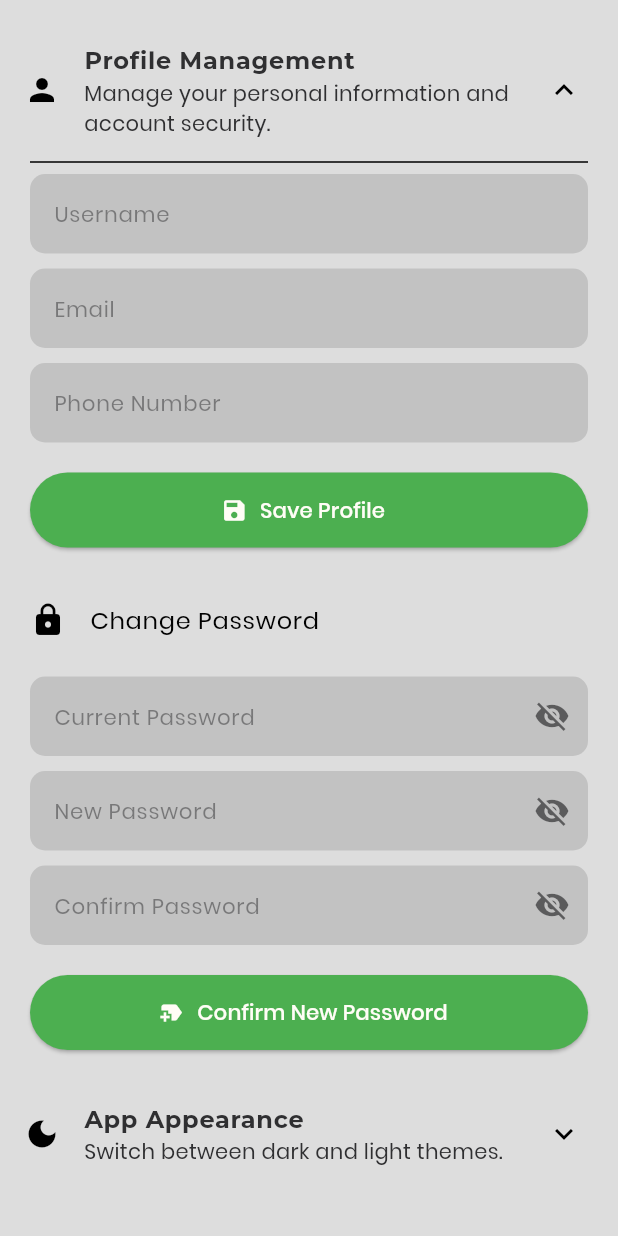
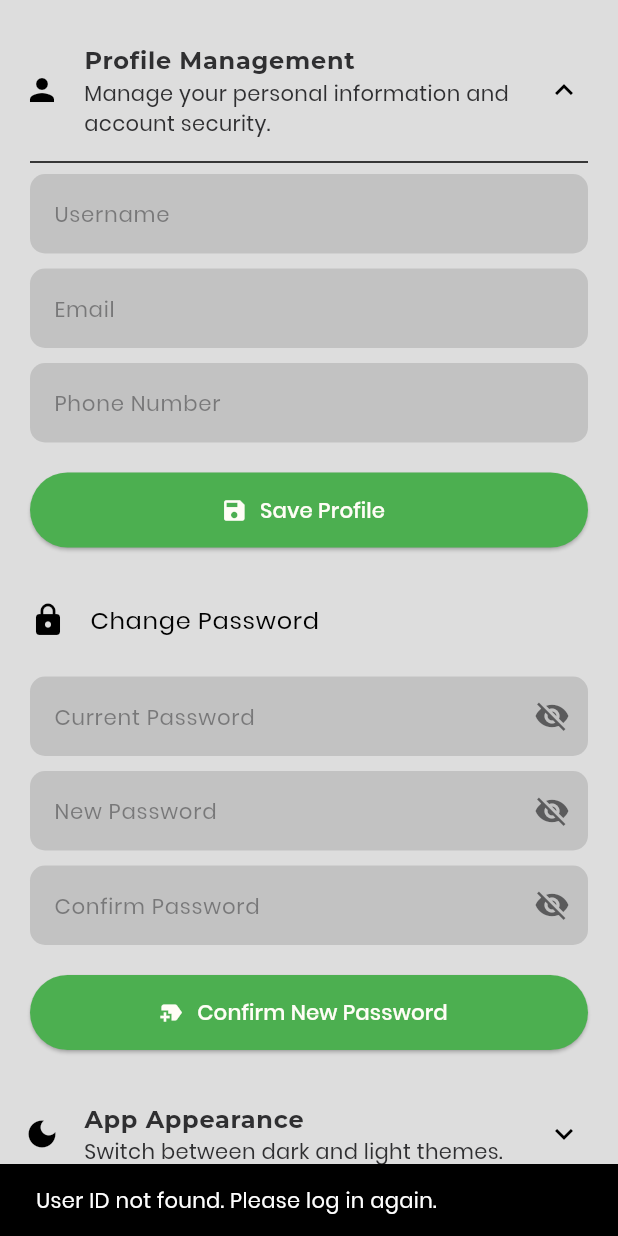
Before and after one commit to RovBatac01/AquaS, a Flutter app: the SAdminSettingsScreen screen opened directly, after a tap on "Profile Management", after a tap on "Save Profile", on a phone screen of 412 x 824 dp. Run offline on Flutter 3.47's test engine with Material 3 defaults, Android fonts, the phone set to English and light mode, and no system bars; our stand-ins replace fl_chart, flutter_screenutil, font_awesome_flutter, google_nav_bar, iconsax, shared_preferences and 2 more; accounts and stored records are empty.

Commit message:
Update
Update function

```diff
--- a/aqua/lib/pages/SAdmin/SAdminSettings.dart
+++ b/aqua/lib/pages/SAdmin/SAdminSettings.dart
@@ -1,9 +1,12 @@
+import 'dart:convert' show jsonEncode, jsonDecode;
 import 'package:aqua/components/colors.dart';
 import 'package:aqua/pages/Login.dart';
 import 'package:aqua/pages/Theme_Provider.dart';
 import 'package:flutter/material.dart';
 import 'package:flutter_screenutil/flutter_screenutil.dart';
+import 'package:http/http.dart' as http show post;
 import 'package:provider/provider.dart';
+import 'package:shared_preferences/shared_preferences.dart';
 
 void main() {
   runApp(SettingsApp());
@@ -20,6 +23,76 @@ class SettingsApp extends StatelessWidget {
   }
 }
 
+//Profile Management UPDATE
+Future<void> updateUser(
+  BuildContext context, {
+  required String username,
+  required String email,
+  required String phone,
+}) async {
+  final prefs = await SharedPreferences.getInstance();
+  final int? userId = prefs.getInt('userId');
+
+  if (userId == null) {
+    ScaffoldMessenger.of(context).showSnackBar(
+      SnackBar(content: Text("User ID not found. Please log in again.")),
+    );
+    return;
+  }
+
+  try {
+    // Show loading indicator
+    ScaffoldMessenger.of(context).showSnackBar(
+      SnackBar(
+        content: Text("Updating profile..."),
+        duration: Duration(seconds: 1),
+      ),
+    );
+
+    final uri = Uri.parse(
+      'https://aquasense-p36u.onrender.com/api/update_user',
+    );
+    final response = await http.post(
+      uri,
+      headers: {"Content-Type": "application/json"},
+      body: jsonEncode({
+        "id": userId,
+        "username": username,
+        "email": email,
+        "phonenumber": phone,
+      }),
+    );
+
+    final data = jsonDecode(response.body);
+
+    if (response.statusCode == 200 && data["success"] == true) {
+      // Update local storage with new values
+      final prefs = await SharedPreferences.getInstance();
+      await prefs.setString('loggedInUsername', username);
+      await prefs.setString('loggedInEmail', email);
+      await prefs.setString('loggedInPhone', phone);
+
+      ScaffoldMessenger.of(context).showSnackBar(
+        SnackBar(content: Text("User information updated successfully!")),
+      );
+    } else {
+      ScaffoldMessenger.of(context).showSnackBar(
+        SnackBar(
+          content: Text("Update failed: ${data['message'] ?? 'Unknown error'}"),
+          backgroundColor: Colors.red,
+        ),
+      );
+    }
+  } catch (e) {
+    ScaffoldMessenger.of(context).showSnackBar(
+      SnackBar(
+        content: Text("Error updating profile: ${e.toString()}"),
+        backgroundColor: Colors.red,
+      ),
+    );
+  }
+}
+
 class SAdminSettingsScreen extends StatefulWidget {
   @override
   _SettingsScreenState createState() => _SettingsScreenState();
@@ -32,13 +105,26 @@ class _SettingsScreenState extends State<SAdminSettingsScreen> {
   bool FAQExpanded = false;
   final TextEditingController username = TextEditingController();
   final TextEditingController email = TextEditingController();
-  final TextEditingController phoneNumber = TextEditingController();
+  final TextEditingController phone = TextEditingController();
   final TextEditingController currentPassword = TextEditingController();
   final TextEditingController newPassword = TextEditingController();
   final TextEditingController confirm_password = TextEditingController();
   bool _obscurecurrentPassword = true;
   bool _obscurenewPassword = true;
   bool _obscureConfirmPassword = true;
+
+  @override
+  void initState() {
+    super.initState();
+    _loadUserData();
+  }
+
+  void _loadUserData() async {
+    final prefs = await SharedPreferences.getInstance();
+    username.text = prefs.getString('loggedInUsername') ?? '';
+    email.text = prefs.getString('loggedInEmail') ?? '';
+    phone.text = prefs.getString('loggedInPhone') ?? '';
+  }
 
   @override
   Widget build(BuildContext context) {
@@ -56,13 +142,15 @@ class _SettingsScreenState extends State<SAdminSettingsScreen> {
                 style: TextStyle(
                   fontWeight: FontWeight.bold,
                   fontFamily: 'Montserrat',
-                  color: ASColor.getTextColor(context)),
+                  color: ASColor.getTextColor(context),
+                ),
               ),
               subtitle: Text(
                 'Manage your personal information and account security.',
                 style: TextStyle(
                   color: ASColor.getTextColor(context),
-                fontFamily: 'Poppins',)
+                  fontFamily: 'Poppins',
+                ),
               ),
               trailing: Icon(
                 ProfileExpanded ? Icons.expand_less : Icons.expand_more,
@@ -85,12 +173,16 @@ class _SettingsScreenState extends State<SAdminSettingsScreen> {
                 style: TextStyle(
                   fontWeight: FontWeight.bold,
                   fontFamily: 'Montserrat',
-                  color: ASColor.getTextColor(context)),
+                  color: ASColor.getTextColor(context),
                 ),
-              subtitle: Text('Switch between dark and light themes.',
+              ),
+              subtitle: Text(
+                'Switch between dark and light themes.',
                 style: TextStyle(
                   color: ASColor.getTextColor(context),
-                fontFamily: 'Poppins',)),
+                  fontFamily: 'Poppins',
+                ),
+              ),
               trailing: Icon(
                 AppearanceExpanded ? Icons.expand_less : Icons.expand_more,
               ),
@@ -112,13 +204,16 @@ class _SettingsScreenState extends State<SAdminSettingsScreen> {
                 style: TextStyle(
                   fontWeight: FontWeight.bold,
                   fontFamily: 'Montserrat',
-                  color: ASColor.getTextColor(context)),
+                  color: ASColor.getTextColor(context),
                 ),
-              subtitle: Text('You can monitor your account activity',
+              ),
+              subtitle: Text(
+                'You can monitor your account activity',
                 style: TextStyle(
                   color: ASColor.getTextColor(context),
                   fontFamily: 'Poppins',
-              ),),
+                ),
+              ),
               trailing: Icon(
                 SessionExpanded ? Icons.expand_less : Icons.expand_more,
               ),
@@ -130,7 +225,7 @@ class _SettingsScreenState extends State<SAdminSettingsScreen> {
             ),
             if (SessionExpanded) AccountActivityLog(),
 
-            SizedBox(height: 20,),
+            SizedBox(height: 20),
 
             //List tile for LogOut
             ListTile(
@@ -153,21 +248,25 @@ class _SettingsScreenState extends State<SAdminSettingsScreen> {
                         'Confirm Logout',
                         style: TextStyle(
                           fontFamily: 'Montserrat',
-                          color: ASColor.getTextColor(context)),
+                          color: ASColor.getTextColor(context),
+                        ),
                       ),
                       content: Text(
                         'Are you sure you want to log out?',
                         style: TextStyle(
                           fontFamily: 'Poppins',
-                          color: ASColor.getTextColor(context)),
+                          color: ASColor.getTextColor(context),
+                        ),
                       ),
                       actions: [
                         TextButton(
-                          child: Text('Cancel',
+                          child: Text(
+                            'Cancel',
                             style: TextStyle(
                               color: ASColor.getTextColor(context),
                               fontFamily: 'Poppins',
-                          ),),
+                            ),
+                          ),
                           onPressed:
                               () => Navigator.of(context).pop(), // Close dialog
                         ),
@@ -175,11 +274,13 @@ class _SettingsScreenState extends State<SAdminSettingsScreen> {
                           style: ElevatedButton.styleFrom(
                             backgroundColor: ASColor.buttonBackground(context),
                           ),
-                          child: Text('Logout',
+                          child: Text(
+                            'Logout',
                             style: TextStyle(
                               color: ASColor.txt1Color,
                               fontFamily: 'Poppins',
-                          ),),
+                            ),
+                          ),
                           onPressed: () {
                             Navigator.of(context).pop(); // Close dialog first
                             Navigator.of(context).pushReplacement(
@@ -450,7 +551,7 @@ class _SettingsScreenState extends State<SAdminSettingsScreen> {
           const SizedBox(height: 10),
 
           TextFormField(
-            controller: phoneNumber,
+            controller: phone,
             validator: (value) {
               if (value == null || value.trim().isEmpty) {
                 return 'Fill all the text field';
@@ -486,10 +587,17 @@ class _SettingsScreenState extends State<SAdminSettingsScreen> {
           const SizedBox(height: 20),
 
           ElevatedButton.icon(
-            onPressed: () {},
-            icon: Icon(Icons.save,
-            color: ASColor.txt1Color,),
-            label: Text('Save Profile',
+            onPressed: () {
+              updateUser(
+                context,
+                username: username.text.trim(),
+                email: email.text.trim(),
+                phone: phone.text.trim(),
+              );
+            },
+            icon: Icon(Icons.save, color: ASColor.txt1Color),
+            label: Text(
+              'Save Profile',
               style: TextStyle(
                 color: ASColor.txt1Color,
                 fontFamily: 'Poppins',
@@ -686,14 +794,15 @@ class _SettingsScreenState extends State<SAdminSettingsScreen> {
 
           ElevatedButton.icon(
             onPressed: () {},
-            icon: Icon(Icons.new_label,
-            color: ASColor.txt1Color,),
-            label: Text('Confirm New Password',
+            icon: Icon(Icons.new_label, color: ASColor.txt1Color),
+            label: Text(
+              'Confirm New Password',
               style: TextStyle(
                 color: ASColor.txt1Color,
                 fontFamily: 'Poppins',
                 fontSize: 14.sp.clamp(12, 16),
-            ),),
+              ),
+            ),
             style: ElevatedButton.styleFrom(
               minimumSize: Size.fromHeight(50),
               backgroundColor: ASColor.buttonBackground(context),
```
Also changed, not shown: 1 other file. Lines whose indentation alone changed are shown as unchanged.
